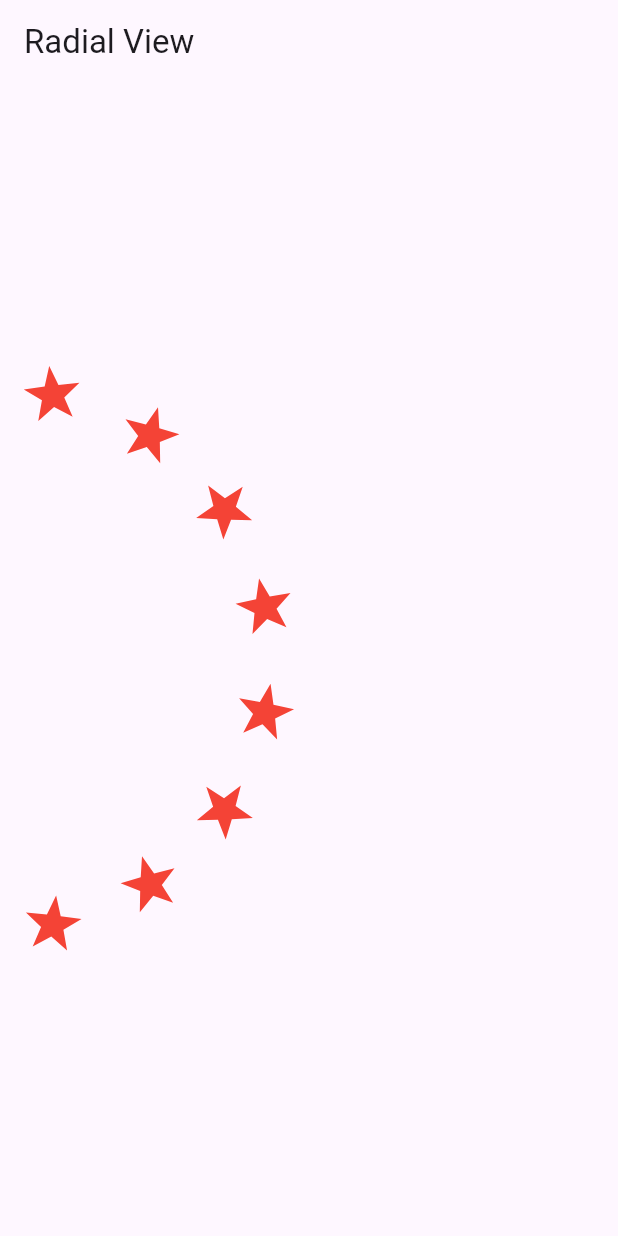
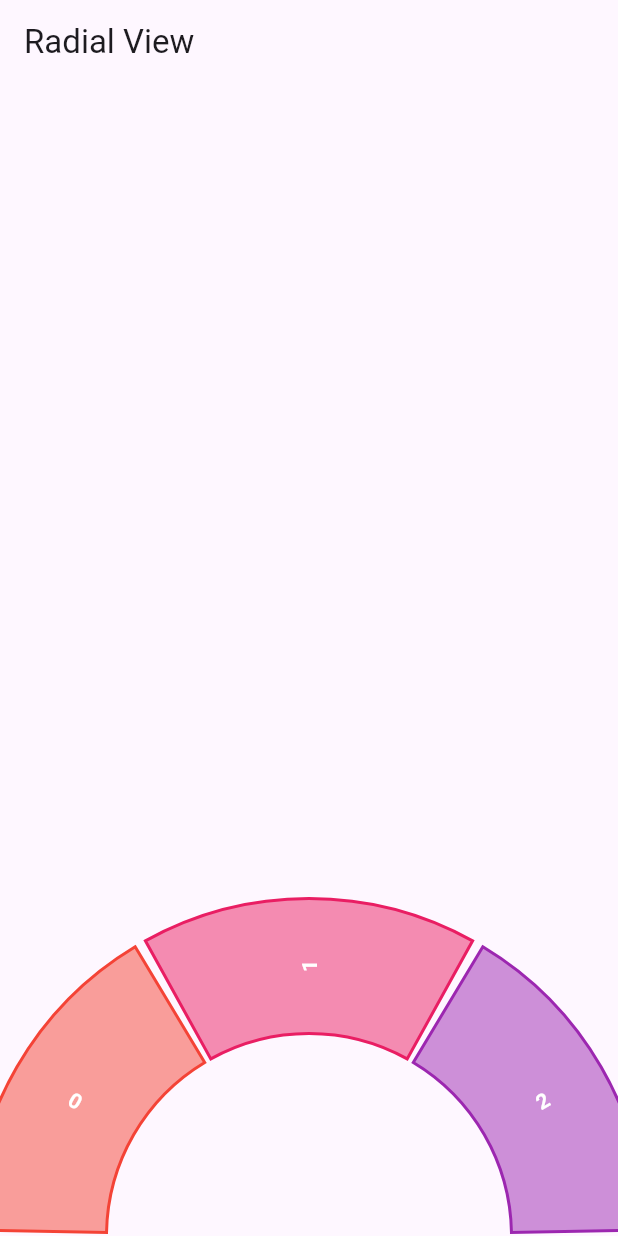
Before and after one commit to iTanna03/radial_view, a Flutter app: the screen it shows after launch, on a phone screen of 412 x 824 dp. Run offline on Flutter 3.47's test engine with Material 3 defaults, Android fonts, the phone set to English and light mode, and no system bars.

Commit message:
feat: refine `RadialView` layout and introduce `radialExtent`
- Removed `childSize` in favor of mandatory `maxVisibleItems` and optional `radialExtent`.
- Implemented precise chord length calculations for child dimensions along the arc.
- Added `radialExtent` to define the radial thickness of items.
- Updated `SliverRadialList` to use `BoxConstraints` based on `rotateChildren` and chord length.
- Enhanced the example with a `SectorPainter` to demonstrate custom-shaped radial items.
- Fixed boundary calculations in `_getBoundingBoxSize` to account for variable item thickness.

```diff
--- a/example/lib/main.dart
+++ b/example/lib/main.dart
@@ -1,3 +1,5 @@
+import 'dart:math';
+
 import 'package:flutter/material.dart';
 import 'package:radial_view/radial_view.dart';
 
@@ -10,18 +12,103 @@ class MyApp extends StatelessWidget {
 
   @override
   Widget build(BuildContext context) {
+    const double radius = 180;
+
     return Scaffold(
-      appBar: AppBar(title: Text('Radial View')),
+      appBar: AppBar(title: const Text('Radial View')),
       body: RadialView.builder(
-        anchor: RadialMenuAnchor.centerLeft,
-        radius: 180,
-        angularPadding: 10,
-        maxVisibleItems: 8,
+        anchor: RadialMenuAnchor.bottomCenter,
+        radius: radius,
+        radialExtent: 90,
+        angularPadding: 2,
         itemCount: 100,
-        itemBuilder: (context, index) => DecoratedBox(
-          decoration: ShapeDecoration(color: Colors.red, shape: StarBorder()),
-        ),
+        maxVisibleItems: 3,
+        itemBuilder: (context, index) {
+          final colors = Colors.primaries;
+
+          return CustomPaint(
+            painter: SectorPainter(
+              radius: radius,
+              color: colors[index % colors.length],
+            ),
+            child: Center(
+              child: Text(
+                '$index',
+                style: const TextStyle(
+                  color: Colors.white,
+                  fontWeight: FontWeight.bold,
+                ),
+              ),
+            ),
+          );
+        },
       ),
     );
   }
 }
+
+class SectorPainter extends CustomPainter {
+  final double radius;
+  final Color color;
+
+  SectorPainter({required this.radius, required this.color});
+
+  @override
+  void paint(Canvas canvas, Size size) {
+    // The child knows its radial thickness (width) and chord length (height)
+    final chordLength = size.height;
+    final thickness = size.width;
+
+    // The center of the entire radial view in the child's local coordinates.
+    // The child's local X-axis points outward radially.
+    final center = Offset(thickness / 2 - radius, chordLength / 2);
+
+    // Calculate the sweep angle using the chord length formula
+    // chord = 2 * r * sin(theta / 2) -> theta = 2 * asin(chord / (2 * r))
+    final theta = 2 * asin(chordLength / (2 * radius));
+
+    // The distance to the inner and outer boundaries from the global center
+    final innerRadius = radius - thickness / 2;
+    final outerRadius = radius + thickness / 2;
+
+    final path = Path();
+
+    // 1. Draw the inner arc from -theta/2 to +theta/2
+    path.addArc(
+      Rect.fromCircle(center: center, radius: innerRadius),
+      -theta / 2,
+      theta,
+    );
+
+    // 2. Connect to the outer arc and sweep backwards from +theta/2 to -theta/2
+    path.arcTo(
+      Rect.fromCircle(center: center, radius: outerRadius),
+      theta / 2,
+      -theta,
+      false, // don't start a new subpath, effectively drawing a line to the outer edge
+    );
+
+    // 3. Connect the outer edge back to the inner edge forming a closed sector
+    path.close();
+
+    canvas.drawPath(
+      path,
+      Paint()
+        ..color = color.withValues(alpha: 0.5)
+        ..style = PaintingStyle.fill,
+    );
+
+    canvas.drawPath(
+      path,
+      Paint()
+        ..color = color
+        ..style = PaintingStyle.stroke
+        ..strokeWidth = 2,
+    );
+  }
+
+  @override
+  bool shouldRepaint(covariant SectorPainter oldDelegate) {
+    return oldDelegate.radius != radius || oldDelegate.color != color;
+  }
+}
--- a/lib/src/radial_view.dart
+++ b/lib/src/radial_view.dart
@@ -14,16 +14,12 @@ class RadialView extends StatelessWidget {
     required this.anchor,
     required this.radius,
     required List<Widget> children,
-    this.childSize,
-    this.maxVisibleItems,
+    required this.maxVisibleItems,
+    this.radialExtent,
     this.rotateChildren = true,
     this.angularPadding = 0.0,
     super.key,
-  }) : assert(
-         (childSize == null) != (maxVisibleItems == null),
-         'Either childSize or maxVisibleItems must be provided, but not both.',
-       ),
-       delegate = SliverChildListDelegate(children),
+  }) : delegate = SliverChildListDelegate(children),
        _radialAngle = RadialMenuAnchorWrapper.getAngle(anchor);
 
   /// Creates a [RadialView] whose children are built on demand.
@@ -32,16 +28,12 @@ class RadialView extends StatelessWidget {
     required this.radius,
     required IndexedWidgetBuilder itemBuilder,
     required int itemCount,
-    this.childSize,
-    this.maxVisibleItems,
+    required this.maxVisibleItems,
+    this.radialExtent,
     this.rotateChildren = true,
     this.angularPadding = 0.0,
     super.key,
-  }) : assert(
-         (childSize == null) != (maxVisibleItems == null),
-         'Either childSize or maxVisibleItems must be provided, but not both.',
-       ),
-       delegate = SliverChildBuilderDelegate(
+  }) : delegate = SliverChildBuilderDelegate(
          itemBuilder,
          childCount: itemCount,
        ),
@@ -56,11 +48,11 @@ class RadialView extends StatelessWidget {
   /// A delegate that provides the children for the [RadialView].
   final SliverChildDelegate delegate;
 
-  /// The 2D bounds each child strictly occupies
-  final Size? childSize;
+  /// The maximum number of items visible along the given sweep angle.
+  final int maxVisibleItems;
 
-  /// The maximum number of items visible along the given sweep angle
-  final int? maxVisibleItems;
+  /// The radial thickness (width) of each child. If null, defaults to [radius].
+  final double? radialExtent;
 
   /// Whether children should rotate outwards from center
   final bool rotateChildren;
@@ -72,12 +64,12 @@ class RadialView extends StatelessWidget {
   Size _getBoundingBoxSize() {
     final angle = _radialAngle.sweepAngle.abs();
 
-    late final double largestChildSpan;
-    if (childSize != null) {
-      largestChildSpan = max(childSize!.width, childSize!.height);
-    } else {
-      largestChildSpan = radius * (angle / maxVisibleItems!);
-    }
+    final totalPadding = maxVisibleItems * angularPadding;
+    final anglePerChildContent = (angle - totalPadding) / maxVisibleItems;
+    final chordLength = (2 * radius * sin(anglePerChildContent / 2)).abs();
+
+    final maxThickness = (radialExtent ?? radius).clamp(0.0, radius);
+    final largestChildSpan = max(maxThickness, chordLength);
 
     final viewRadius = radius + largestChildSpan / 2;
 
@@ -125,8 +117,8 @@ class RadialView extends StatelessWidget {
                 delegate: delegate,
                 radius: radius,
                 anchor: anchor,
-                childSize: childSize,
                 maxVisibleItems: maxVisibleItems,
+                radialExtent: radialExtent,
                 rotateChildren: rotateChildren,
                 angularPadding: angularPadding.toRadians,
               ),
```
Also changed, not shown: lib/src/sliver_radial_list.dart (+66 -66 lines).
